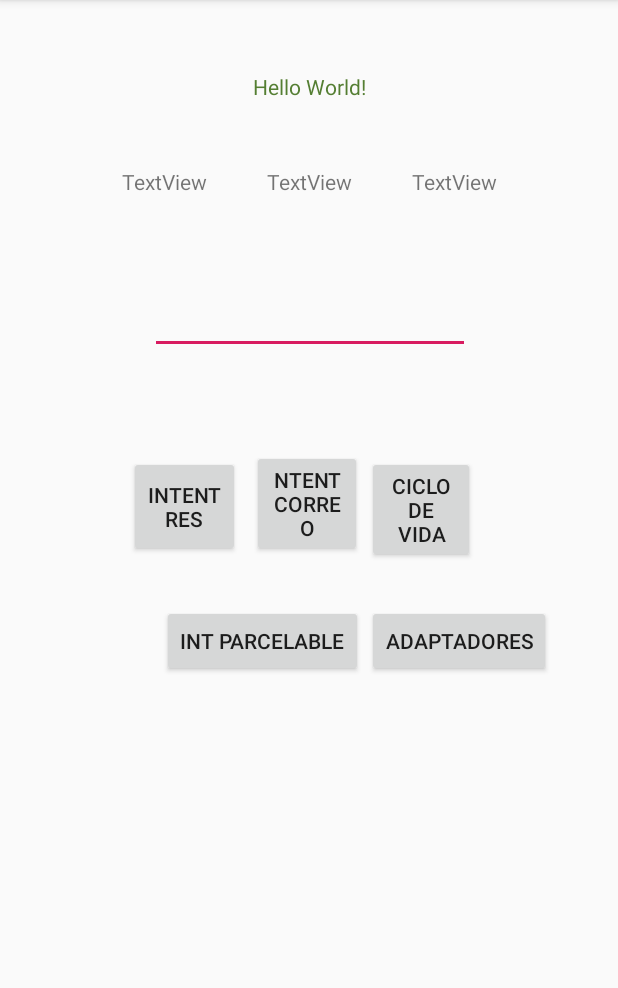
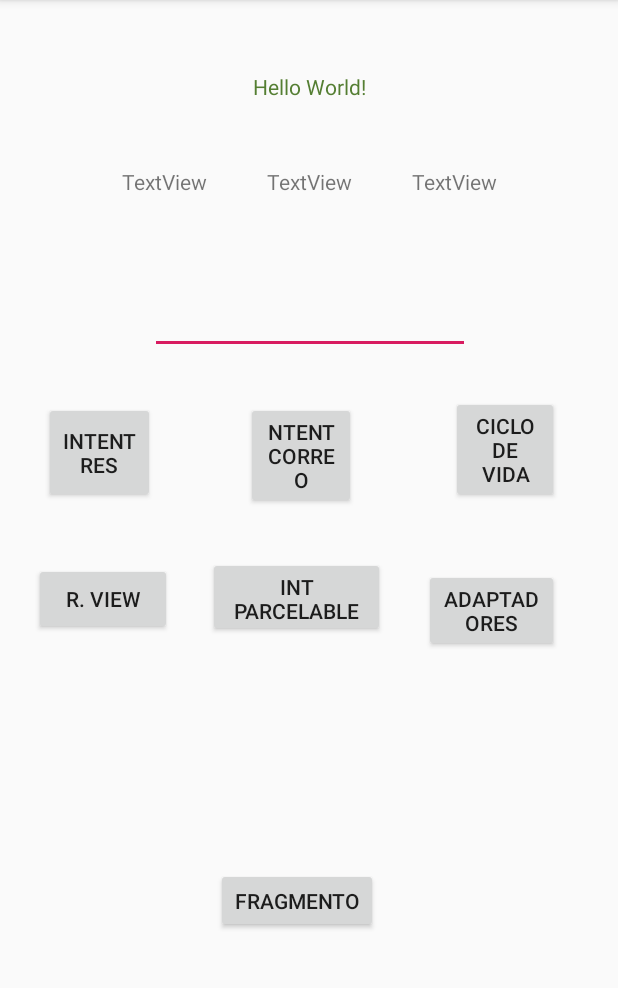
Before and after one commit to 2018-B-GR2-AplicacionesMoviles/dutan-salas-jossue-andres, an Android app: the screen it shows after launch (MainActivity), on a phone screen of 412 x 824 dp, the part 84-1072 px from its top. Run offline under Robolectric (Android 15) with nearby library versions, the phone set to English and light mode, and no system bars.

Commit message:
Fragmentos

```diff
--- a/02-Android/app/build.gradle
+++ b/02-Android/app/build.gradle
@@ -27,6 +27,7 @@ dependencies {
     implementation "org.jetbrains.kotlin:kotlin-stdlib-jdk7:$kotlin_version"
     implementation 'com.android.support:appcompat-v7:28.0.0'
     implementation 'com.android.support.constraint:constraint-layout:1.1.3'
+    implementation 'com.android.support:support-v4:28.0.0'
     testImplementation 'junit:junit:4.12'
     androidTestImplementation 'com.android.support.test:runner:1.0.2'
     androidTestImplementation 'com.android.support.test.espresso:espresso-core:3.0.2'
--- a/02-Android/app/src/main/AndroidManifest.xml
+++ b/02-Android/app/src/main/AndroidManifest.xml
@@ -35,6 +35,10 @@
         </activity>
         <activity android:name=".AdaptadorActivity">
         </activity>
+        <activity android:name=".FragmentoActivity">
+        </activity>
+        <activity android:name=".RecyclerActivity">
+        </activity>
     </application>
 
 </manifest>
--- a/02-Android/app/src/main/res/layout/activity_main.xml
+++ b/02-Android/app/src/main/res/layout/activity_main.xml
@@ -53,43 +53,62 @@
             android:layout_width="73dp"
             android:layout_height="71dp"
             android:id="@+id/boton_navegar" app:layout_constraintEnd_toEndOf="@+id/editText"
-            android:layout_marginTop="64dp"
-            app:layout_constraintTop_toBottomOf="@+id/editText" android:layout_marginEnd="72dp"/>
+            android:layout_marginTop="32dp"
+            app:layout_constraintTop_toBottomOf="@+id/editText" android:layout_marginEnd="76dp"/>
     <Button
             android:text="Intent Res"
             android:layout_width="74dp"
             android:layout_height="67dp"
             android:id="@+id/button_intent_respuesta" app:layout_constraintEnd_toStartOf="@+id/boton_navegar"
-            android:layout_marginEnd="8dp" app:layout_constraintStart_toStartOf="parent"
-            app:layout_constraintHorizontal_bias="1.0" android:layout_marginTop="68dp"
-            app:layout_constraintTop_toBottomOf="@+id/editText" android:layout_marginStart="8dp"/>
+            android:layout_marginEnd="40dp"
+            android:layout_marginTop="32dp"
+            app:layout_constraintTop_toBottomOf="@+id/editText"
+            app:layout_constraintStart_toStartOf="parent" android:layout_marginStart="8dp"/>
     <Button
             android:text="Ciclo de vida"
             android:layout_width="72dp"
             android:layout_height="71dp"
-            android:id="@+id/button_ciclo_vida" app:layout_constraintEnd_toEndOf="@+id/editText"
+            android:id="@+id/button_ciclo_vida" app:layout_constraintEnd_toEndOf="parent"
             android:layout_marginEnd="8dp"
             app:layout_constraintStart_toEndOf="@+id/boton_navegar" android:layout_marginStart="8dp"
-            android:layout_marginTop="68dp" app:layout_constraintTop_toBottomOf="@+id/editText"
-            app:layout_constraintHorizontal_bias="0.333"/>
+            android:layout_marginTop="28dp" app:layout_constraintTop_toBottomOf="@+id/editText"
+            app:layout_constraintHorizontal_bias="0.638"/>
     <Button
             android:text="Int parcelable"
-            android:layout_width="wrap_content"
-            android:layout_height="wrap_content" android:id="@+id/button_int_parcelable"
+            android:layout_width="118dp"
+            android:layout_height="53dp" android:id="@+id/button_int_parcelable"
             android:layout_marginTop="32dp"
             app:layout_constraintTop_toBottomOf="@+id/boton_navegar"
             app:layout_constraintStart_toStartOf="@+id/boton_navegar"
             android:layout_marginEnd="8dp"
-            app:layout_constraintHorizontal_bias="0.926" android:layout_marginBottom="8dp"
-            app:layout_constraintBottom_toBottomOf="parent" app:layout_constraintVertical_bias="0.0"
-            app:layout_constraintEnd_toStartOf="@+id/button_ciclo_vida"/>
+            app:layout_constraintHorizontal_bias="0.492"
+            app:layout_constraintEnd_toEndOf="@+id/boton_navegar"/>
     <Button
             android:text="Adaptadores"
-            android:layout_width="wrap_content"
-            android:layout_height="wrap_content"
-            android:id="@+id/button_adaptador" android:layout_marginTop="28dp"
+            android:layout_width="90dp"
+            android:layout_height="55dp"
+            android:id="@+id/button_adaptador" android:layout_marginTop="44dp"
             app:layout_constraintTop_toBottomOf="@+id/button_ciclo_vida"
             app:layout_constraintStart_toStartOf="@+id/button_ciclo_vida"
-            app:layout_constraintEnd_toEndOf="@+id/button_ciclo_vida" app:layout_constraintHorizontal_bias="0.0"/>
+            app:layout_constraintEnd_toEndOf="@+id/button_ciclo_vida" app:layout_constraintHorizontal_bias="1.0"/>
+    <Button
+            android:text="Fragmento"
+            android:layout_width="108dp"
+            android:layout_height="43dp"
+            android:id="@+id/button_fragmentos" app:layout_constraintEnd_toEndOf="@+id/button_int_parcelable"
+            android:layout_marginTop="16dp"
+            app:layout_constraintTop_toBottomOf="@+id/button_int_parcelable"
+            app:layout_constraintStart_toStartOf="@+id/button_int_parcelable"
+            app:layout_constraintHorizontal_bias="0.541" android:layout_marginBottom="8dp"
+            app:layout_constraintBottom_toBottomOf="parent"/>
+    <Button
+            android:text="R. View"
+            android:layout_width="92dp"
+            android:layout_height="wrap_content"
+            android:id="@+id/button_recycler_view"
+            app:layout_constraintStart_toStartOf="@+id/button_intent_respuesta"
+            app:layout_constraintEnd_toEndOf="@+id/button_intent_respuesta" android:layout_marginTop="40dp"
+            app:layout_constraintTop_toBottomOf="@+id/button_intent_respuesta"
+            app:layout_constraintHorizontal_bias="0.388"/>
 
 </android.support.constraint.ConstraintLayout>
--- a/02-Android/app/src/main/res/values/strings.xml
+++ b/02-Android/app/src/main/res/values/strings.xml
@@ -1,3 +1,6 @@
 <resources>
     <string name="app_name">Moviles mio :)</string>
+
+    <!-- TODO: Remove or change this placeholder text -->
+    <string name="hello_blank_fragment">Hello blank fragment</string>
 </resources>
```
Also changed, not shown: 02-Android/app/src/main/java/com/example/jossue/a2018bmovilesgr2/FragmentoActivity.kt (added, +50 -0 lines), 02-Android/app/src/main/java/com/example/jossue/a2018bmovilesgr2/MainActivity.kt (+8 -0 lines), 02-Android/app/src/main/java/com/example/jossue/a2018bmovilesgr2/PrimerFragmento.kt (added, +69 -0 lines), 02-Android/app/src/main/java/com/example/jossue/a2018bmovilesgr2/RecyclerActivity.kt (added, +12 -0 lines), 02-Android/app/src/main/res/layout/activity_fragmento.xml (added, +27 -0 lines), 02-Android/app/src/main/res/layout/activity_recycler.xml (added, +10 -0 lines), 02-Android/app/src/main/res/layout/fragment_primer_fragmento.xml (added, +14 -0 lines).
